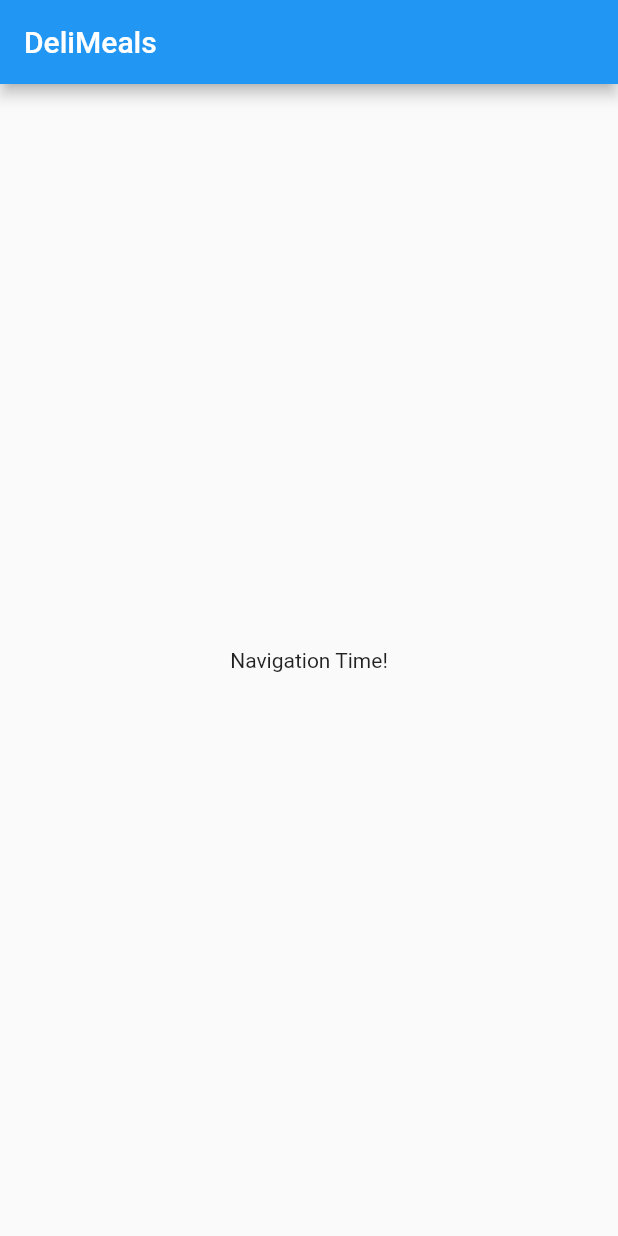
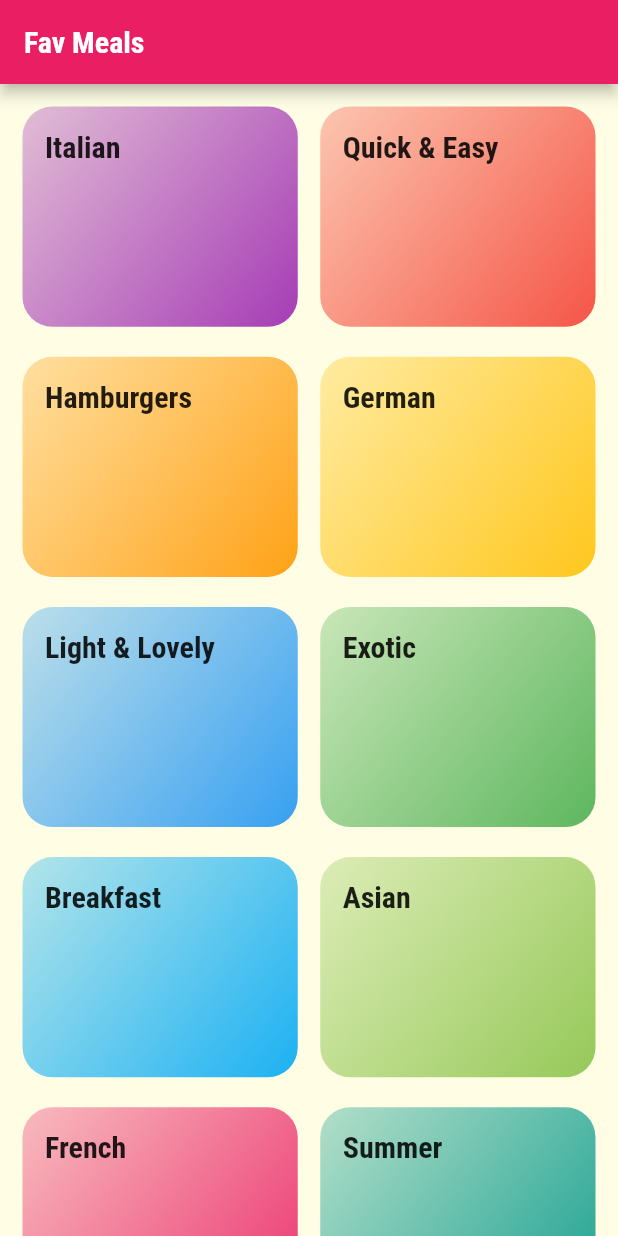
Before and after one commit to RohanTemgire/meals_app, a Flutter app: the screen it shows after launch, on a phone screen of 412 x 824 dp. Run offline on Flutter 3.47's test engine with Material 2 defaults, Android fonts, the phone set to English and light mode, and no system bars.

Commit message:
Module 7.1

```diff
--- /dev/null
+++ b/lib/categories_meals_screen.dart
@@ -0,0 +1,17 @@
+import 'package:flutter/material.dart';
+
+class CategoriesMealsScreen extends StatelessWidget {
+  // const CategoriesMealsScreen({ Key? key }) : super(key: key);
+
+  @override
+  Widget build(BuildContext context) {
+    return Scaffold(
+      appBar: AppBar(
+        title: Text('The Receips'),
+      ),
+      body: Center(
+        child: Text('this is Categories Meals Screen'),
+      ),
+    );
+  }
+}
--- /dev/null
+++ b/lib/categories_screen.dart
@@ -0,0 +1,33 @@
+import 'package:flutter/material.dart';
+import './category_item.dart';
+
+import './category_item.dart';
+import './dummy_data.dart';
+
+class CategoriesScreen extends StatelessWidget {
+  // const CategoriesScreen({ Key? key }) : super(key: key);
+
+  @override
+  Widget build(BuildContext context) {
+    return Scaffold(
+      appBar: AppBar(
+        title: const Text("Fav Meals"),
+      ),
+      body: GridView(
+        //here GridView has a .builder function too where you use that for performance improvement such that you render only few list items
+        //and not all.
+        padding: const EdgeInsets.all(15),
+        children: DUMMY_CATEGORIES
+            .map(
+              (catdata) => CategoryItem(catdata.title, catdata.color),
+            )
+            .toList(),
+        gridDelegate: const SliverGridDelegateWithMaxCrossAxisExtent(
+            maxCrossAxisExtent: 200,
+            crossAxisSpacing: 15,
+            mainAxisSpacing: 20,
+            childAspectRatio: 2.5 / 2),
+      ),
+    );
+  }
+}
--- /dev/null
+++ b/lib/category_item.dart
@@ -0,0 +1,49 @@
+import 'package:flutter/material.dart';
+import 'package:flutter_complete_guide/categories_meals_screen.dart';
+
+class CategoryItem extends StatelessWidget {
+  // const CategoryItem({ Key? key }) : super(key: key);
+
+  final String title;
+  final Color color;
+
+  CategoryItem(this.title, this.color);
+
+  void selectCategory(BuildContext ctx) {
+    Navigator.of(ctx).push(
+      MaterialPageRoute(
+        builder: (_) {
+          return CategoriesMealsScreen();
+        },
+      ),
+    );
+  }
+
+  @override
+  Widget build(BuildContext context) {
+    return InkWell(
+      onTap: () => selectCategory(context),
+      enableFeedback: true,
+      splashColor: Theme.of(context).primaryColor,
+      borderRadius: BorderRadius.circular(20),
+      child: Container(
+        padding: const EdgeInsets.all(15),
+        child: Text(
+          title,
+          style: Theme.of(context).textTheme.headline6,
+        ),
+        decoration: BoxDecoration(
+          gradient: LinearGradient(
+            colors: [
+              color.withOpacity(0.3),
+              color.withOpacity(0.9),
+            ],
+            begin: Alignment.topLeft,
+            end: Alignment.bottomRight,
+          ),
+          borderRadius: BorderRadius.circular(20),
+        ),
+      ),
+    );
+  }
+}
--- /dev/null
+++ b/lib/dummy_data.dart
@@ -0,0 +1,56 @@
+import 'package:flutter/material.dart';
+
+import './models/category.dart';
+
+const DUMMY_CATEGORIES = const [
+  Category(
+    id: 'c1',
+    title: 'Italian',
+    color: Colors.purple,
+  ),
+  Category(
+    id: 'c2',
+    title: 'Quick & Easy',
+    color: Colors.red,
+  ),
+  Category(
+    id: 'c3',
+    title: 'Hamburgers',
+    color: Colors.orange,
+  ),
+  Category(
+    id: 'c4',
+    title: 'German',
+    color: Colors.amber,
+  ),
+  Category(
+    id: 'c5',
+    title: 'Light & Lovely',
+    color: Colors.blue,
+  ),
+  Category(
+    id: 'c6',
+    title: 'Exotic',
+    color: Colors.green,
+  ),
+  Category(
+    id: 'c7',
+    title: 'Breakfast',
+    color: Colors.lightBlue,
+  ),
+  Category(
+    id: 'c8',
+    title: 'Asian',
+    color: Colors.lightGreen,
+  ),
+  Category(
+    id: 'c9',
+    title: 'French',
+    color: Colors.pink,
+  ),
+  Category(
+    id: 'c10',
+    title: 'Summer',
+    color: Colors.teal,
+  ),
+];
--- a/lib/main.dart
+++ b/lib/main.dart
@@ -1,4 +1,6 @@
 import 'package:flutter/material.dart';
+
+import './categories_screen.dart';
 
 void main() => runApp(MyApp());
 
@@ -6,31 +8,46 @@ class MyApp extends StatelessWidget {
   @override
   Widget build(BuildContext context) {
     return MaterialApp(
-      title: 'DeliMeals',
+      title: 'Fav Meals',
       theme: ThemeData(
-        primarySwatch: Colors.blue,
+        primarySwatch: Colors.pink,
+        accentColor: Colors.amber,
+        canvasColor: Color.fromRGBO(255, 254, 229, 1),
+        fontFamily: 'Raleway',
+        textTheme: ThemeData.light().textTheme.copyWith(
+              bodyText1: TextStyle(
+                color: Color.fromRGBO(20, 51, 51, 1),
+              ),
+              bodyText2: TextStyle(
+                color: Color.fromRGBO(20, 51, 51, 1),
+              ),
+              headline6: TextStyle(
+                fontSize: 20,
+                fontFamily: 'RobotoCondensed',
+                fontWeight: FontWeight.bold,
+              ),
+            ),
       ),
-      home: MyHomePage(),
+      home: CategoriesScreen(),
     );
   }
 }
 
-class MyHomePage extends StatefulWidget {
-    @override
-  _MyHomePageState createState() => _MyHomePageState();
-}
+// class MyHomePage extends StatefulWidget {
+//   @override
+//   _MyHomePageState createState() => _MyHomePageState();
+// }
 
-class _MyHomePageState extends State<MyHomePage> {
-
-  @override
-  Widget build(BuildContext context) {
-    return Scaffold(
-      appBar: AppBar(
-        title: Text('DeliMeals'),
-      ),
-      body: Center(
-        child: Text('Navigation Time!'),
-      ),
-    );
-  }
-}
+// class _MyHomePageState extends State<MyHomePage> {
+//   @override
+//   Widget build(BuildContext context) {
+//     return Scaffold(
+//       appBar: AppBar(
+//         title: const Text('Fav Meals'),
+//       ),
+//       body: Center(
+//         child: const Text('Navigation Time!'),
+//       ),
+//     );
+//   }
+// }
--- /dev/null
+++ b/lib/models/category.dart
@@ -0,0 +1,13 @@
+import 'package:flutter/material.dart';
+
+class Category {
+  final String id;
+  final String title;
+  final Color color;
+
+  const Category({
+    required this.id,
+    required this.title,
+    this.color = Colors.orange,
+  });
+}
```
Also changed, not shown: pubspec.yaml (+18 -12 lines), assets/fonts/Raleway-Black.ttf (added), assets/fonts/Raleway-Bold.ttf (added), assets/fonts/Raleway-Regular.ttf (added), assets/fonts/RobotoCondensed-Bold.ttf (added), assets/fonts/RobotoCondensed-Italic.ttf (added), assets/fonts/RobotoCondensed-Light.ttf (added), assets/fonts/RobotoCondensed-Regular.ttf (added), pubspec.lock.
